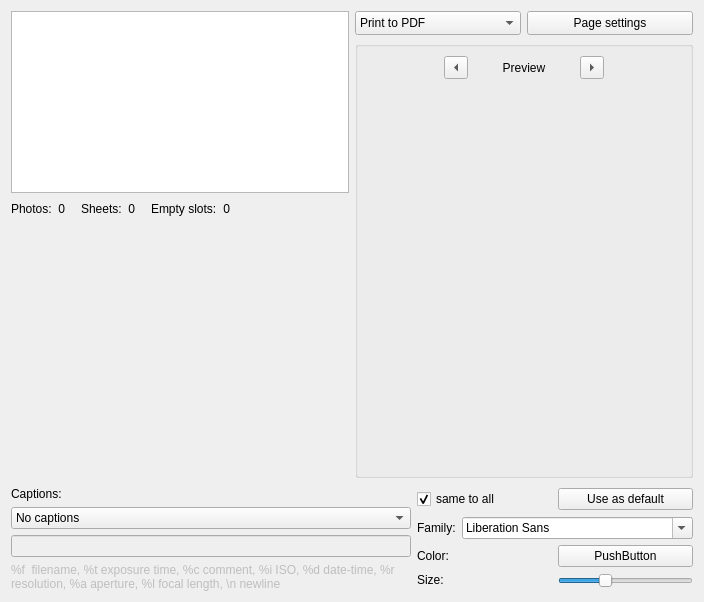
Old version of the form printimages/ui/photopage.ui in the repository KDE/kipi-plugins.
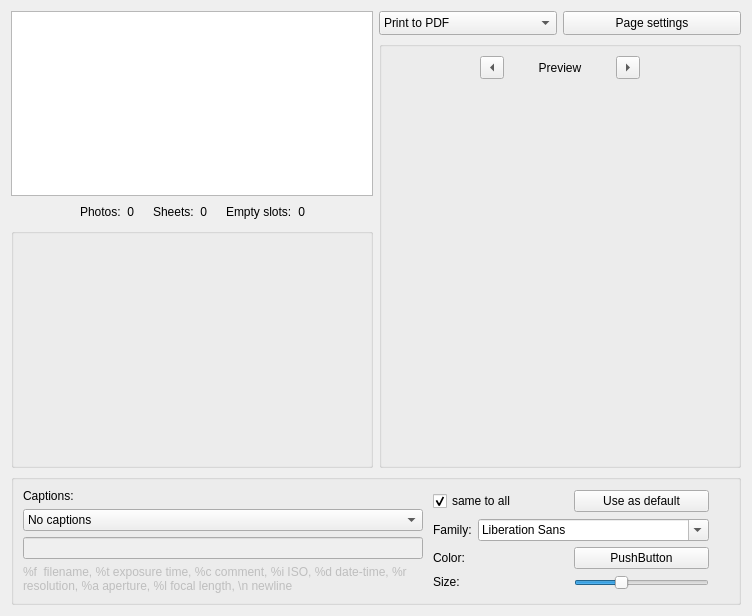
New version of the form. Custom widgets are drawn as their Qt base class.

Commit message: fixed dialog layout

```diff
--- a/printimages/ui/photopage.ui
+++ b/printimages/ui/photopage.ui
@@ -6,20 +6,35 @@
    <rect>
     <x>0</x>
     <y>0</y>
-    <width>685</width>
-    <height>602</height>
+    <width>752</width>
+    <height>616</height>
    </rect>
   </property>
-  <layout class="QVBoxLayout" name="verticalLayout_9">
+  <layout class="QVBoxLayout" name="verticalLayout_11">
    <item>
     <layout class="QHBoxLayout" name="horizontalLayout_8">
      <item>
-      <layout class="QVBoxLayout" name="verticalLayout_7">
+      <layout class="QVBoxLayout" name="verticalLayout_10">
+       <item>
+        <layout class="QVBoxLayout" name="verticalLayout_9">
        <item>
         <widget class="QListWidget" name="ListPhotoSizes"/>
        </item>
        <item>
         <layout class="QHBoxLayout" name="horizontalLayout_3">
+           <item>
+            <spacer name="horizontalSpacer_7">
+             <property name="orientation">
+              <enum>Qt::Horizontal</enum>
+             </property>
+             <property name="sizeHint" stdset="0">
+              <size>
+               <width>13</width>
+               <height>20</height>
+              </size>
+             </property>
+            </spacer>
+           </item>
          <item>
           <widget class="QLabel" name="TextLabel4_2">
            <property name="text">
@@ -44,7 +59,7 @@
            </property>
            <property name="sizeHint" stdset="0">
             <size>
-             <width>10</width>
+               <width>13</width>
              <height>20</height>
             </size>
            </property>
@@ -74,7 +89,7 @@
            </property>
            <property name="sizeHint" stdset="0">
             <size>
-             <width>10</width>
+               <width>13</width>
              <height>20</height>
             </size>
            </property>
@@ -101,7 +116,7 @@
            </property>
            <property name="sizeHint" stdset="0">
             <size>
-             <width>40</width>
+               <width>13</width>
              <height>20</height>
             </size>
            </property>
@@ -109,36 +124,37 @@
          </item>
         </layout>
        </item>
-       <item>
-        <spacer name="verticalSpacer_2">
-         <property name="orientation">
-          <enum>Qt::Vertical</enum>
-         </property>
-         <property name="sizeType">
-          <enum>QSizePolicy::Fixed</enum>
-         </property>
-         <property name="sizeHint" stdset="0">
-          <size>
-           <width>20</width>
-           <height>13</height>
-          </size>
-         </property>
-        </spacer>
+        </layout>
        </item>
        <item>
-        <widget class="QWidget" name="mPrintList" native="true">
-         <property name="sizePolicy">
-          <sizepolicy hsizetype="Expanding" vsizetype="Expanding">
-           <horstretch>0</horstretch>
-           <verstretch>0</verstretch>
-          </sizepolicy>
-         </property>
+        <widget class="QGroupBox" name="groupBox_2">
          <property name="minimumSize">
           <size>
            <width>200</width>
            <height>240</height>
           </size>
          </property>
+         <property name="title">
+          <string/>
+         </property>
+         <layout class="QVBoxLayout" name="verticalLayout_7">
+          <item>
+           <widget class="QWidget" name="mPrintList" native="true">
+            <property name="sizePolicy">
+             <sizepolicy hsizetype="Expanding" vsizetype="Expanding">
+              <horstretch>0</horstretch>
+              <verstretch>0</verstretch>
+             </sizepolicy>
+            </property>
+            <property name="minimumSize">
+             <size>
+              <width>0</width>
+              <height>0</height>
+             </size>
+            </property>
+           </widget>
+          </item>
+         </layout>
         </widget>
        </item>
       </layout>
@@ -353,18 +369,13 @@
     </layout>
    </item>
    <item>
-    <spacer name="verticalSpacer_5">
-     <property name="orientation">
-      <enum>Qt::Vertical</enum>
+    <widget class="QGroupBox" name="groupBox_3">
+     <property name="title">
+      <string/>
      </property>
-     <property name="sizeHint" stdset="0">
-      <size>
-       <width>20</width>
-       <height>13</height>
-      </size>
-     </property>
-    </spacer>
-   </item>
+     <layout class="QGridLayout" name="gridLayout">
+      <item row="0" column="0">
+       <layout class="QHBoxLayout" name="horizontalLayout_10">
    <item>
     <layout class="QHBoxLayout" name="horizontalLayout_9">
      <item>
@@ -373,6 +384,12 @@
         <layout class="QVBoxLayout" name="verticalLayout_4">
          <item>
           <widget class="QLabel" name="label_2">
+                <property name="sizePolicy">
+                 <sizepolicy hsizetype="Preferred" vsizetype="Fixed">
+                  <horstretch>0</horstretch>
+                  <verstretch>0</verstretch>
+                 </sizepolicy>
+                </property>
            <property name="text">
             <string>Captions:</string>
            </property>
@@ -433,7 +450,7 @@
             <bool>false</bool>
            </property>
            <property name="sizePolicy">
-            <sizepolicy hsizetype="Preferred" vsizetype="Minimum">
+                 <sizepolicy hsizetype="Preferred" vsizetype="Fixed">
              <horstretch>0</horstretch>
              <verstretch>0</verstretch>
             </sizepolicy>
@@ -582,6 +599,24 @@
       </layout>
      </item>
     </layout>
+        </item>
+        <item>
+         <spacer name="verticalSpacer_5">
+          <property name="orientation">
+           <enum>Qt::Vertical</enum>
+          </property>
+          <property name="sizeHint" stdset="0">
+           <size>
+            <width>20</width>
+            <height>13</height>
+           </size>
+          </property>
+         </spacer>
+        </item>
+       </layout>
+      </item>
+     </layout>
+    </widget>
    </item>
   </layout>
  </widget>
```
Left out of the diff: 2 changed lines with no effect on the pictures. Lines whose indentation alone changed are shown as unchanged. The commit also changes 1 other file.
